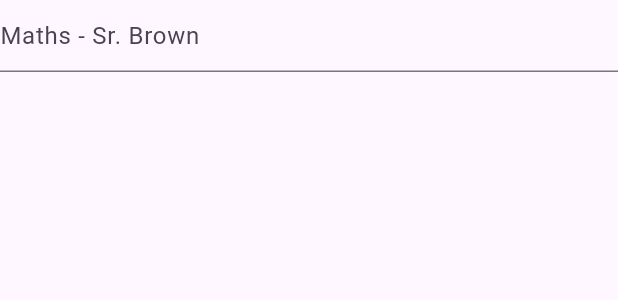
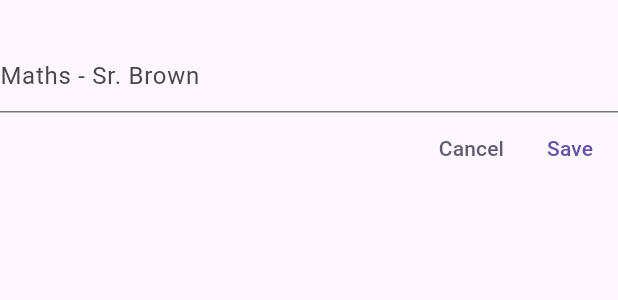
Before and after one commit to pradoRebeca/todo_app, a Flutter app: the AddLabelCard widget shown alone on an empty page, opened directly, on a phone screen of 412 x 824 dp. Shown: the top 300 px of the screen. Run offline on Flutter 3.47's test engine with Material 3 defaults, Android fonts, the light colour scheme and no system bars.

Commit message:
feat: validation add_label_card

```diff
--- a/lib/components/add_label_card.dart
+++ b/lib/components/add_label_card.dart
@@ -1,4 +1,7 @@
 import 'package:flutter/material.dart';
+import 'package:provider/provider.dart';
+import 'package:tasks_list/model/label_model.dart';
+import 'package:tasks_list/repository/label_repository.dart';
 
 class AddLabelCard extends StatefulWidget {
   const AddLabelCard({super.key});
@@ -10,14 +13,50 @@ class AddLabelCard extends StatefulWidget {
 class _AddLabelCardState extends State<AddLabelCard> {
   TextEditingController label = TextEditingController();
 
+  late LabelRepository listLabels;
+
   @override
   Widget build(BuildContext context) {
-    return Form(
-      child: TextFormField(
-          controller: label,
-          decoration: const InputDecoration(
-            hintText: 'Maths - Sr. Brown',
-          )),
+    return Container(
+      constraints: const BoxConstraints(minHeight: 100, maxHeight: 150),
+      child: Column(
+        mainAxisAlignment: MainAxisAlignment.center,
+        children: [
+          Form(
+            child: TextFormField(
+                controller: label,
+                decoration: const InputDecoration(
+                  hintText: 'Maths - Sr. Brown',
+                )),
+          ),
+          Row(
+            mainAxisAlignment: MainAxisAlignment.end,
+            children: [
+              TextButton(
+                  onPressed: () => Navigator.pop(context),
+                  child: Text(
+                    "Cancel",
+                    style: TextStyle(
+                        color: Theme.of(context).colorScheme.secondary),
+                  )),
+              TextButton(onPressed: () => onSave(), child: const Text("Save"))
+            ],
+          )
+        ],
+      ),
     );
   }
+
+  void onSave() {
+    if (label.text.isNotEmpty) {
+      listLabels = Provider.of<LabelRepository>(context, listen: false);
+      listLabels.add(LabelModel(title: label.text));
+
+      Navigator.pop(context);
+
+      return;
+    }
+
+    Navigator.pop(context);
+  }
 }
--- a/lib/model/label_model.dart
+++ b/lib/model/label_model.dart
@@ -1,5 +1,10 @@
+import 'package:uuid/uuid.dart';
+
 class LabelModel {
+  String id;
   String title;
 
-  LabelModel({required this.title});
+  static Uuid uuid = const Uuid();
+
+  LabelModel({required this.title}) : id = uuid.v4();
 }
--- a/pubspec.yaml
+++ b/pubspec.yaml
@@ -36,6 +36,7 @@ dependencies:
   # Use with the CupertinoIcons class for iOS style icons.
   cupertino_icons: ^1.0.6
   provider: ^6.0.3
+  uuid: ^4.4.0
 
 
 dev_dependencies:
```
Also changed, not shown: lib/components/label_card.dart (+20 -2 lines), lib/repository/label_repository.dart (+13 -2 lines), lib/screens/label_screen.dart (+3 -6 lines), pubspec.lock.
